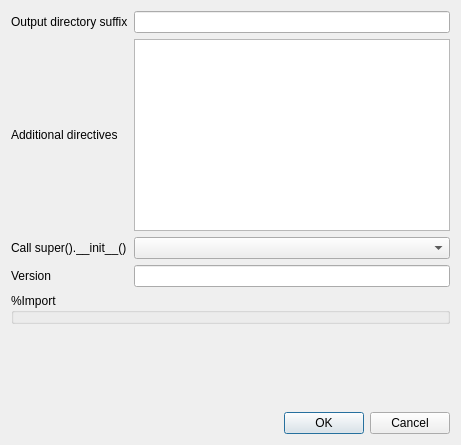
Old version of the form metasip/api_editor/Designer/ModulePropertiesBase.ui in the repository Python-SIP/metasip.
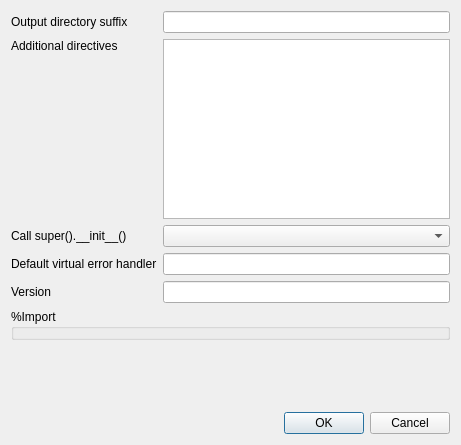
New version of the form.

Commit message: Updated the project format to v7 to include a module's default virtual error handler.

```diff
--- a/metasip/api_editor/Designer/ModulePropertiesBase.ui
+++ b/metasip/api_editor/Designer/ModulePropertiesBase.ui
@@ -16,6 +16,16 @@
   <layout class="QVBoxLayout" name="verticalLayout">
    <item>
     <layout class="QGridLayout" name="gridLayout">
+     <item row="1" column="1">
+      <widget class="QPlainTextEdit" name="additionalDirectives">
+       <property name="lineWrapMode">
+        <enum>QPlainTextEdit::NoWrap</enum>
+       </property>
+      </widget>
+     </item>
+     <item row="2" column="1">
+      <widget class="QComboBox" name="callSuperInitCb"/>
+     </item>
      <item row="0" column="0">
       <widget class="QLabel" name="label">
        <property name="text">
@@ -26,29 +36,19 @@
      <item row="0" column="1">
       <widget class="QLineEdit" name="outputDirSuffix"/>
      </item>
-     <item row="1" column="0">
-      <widget class="QLabel" name="label_2">
-       <property name="text">
-        <string>Additional directives</string>
-       </property>
-      </widget>
-     </item>
-     <item row="1" column="1">
-      <widget class="QPlainTextEdit" name="additionalDirectives">
-       <property name="lineWrapMode">
-        <enum>QPlainTextEdit::NoWrap</enum>
-       </property>
-      </widget>
-     </item>
-     <item row="3" column="0">
+     <item row="4" column="0">
       <widget class="QLabel" name="label_3">
        <property name="text">
         <string>Version</string>
        </property>
       </widget>
      </item>
-     <item row="3" column="1">
-      <widget class="QLineEdit" name="version"/>
+     <item row="1" column="0" alignment="Qt::AlignTop">
+      <widget class="QLabel" name="label_2">
+       <property name="text">
+        <string>Additional directives</string>
+       </property>
+      </widget>
      </item>
      <item row="2" column="0">
       <widget class="QLabel" name="label_4">
@@ -57,8 +57,18 @@
        </property>
       </widget>
      </item>
-     <item row="2" column="1">
-      <widget class="QComboBox" name="callSuperInitCb"/>
+     <item row="4" column="1">
+      <widget class="QLineEdit" name="version"/>
+     </item>
+     <item row="3" column="0">
+      <widget class="QLabel" name="label_5">
+       <property name="text">
+        <string>Default virtual error handler</string>
+       </property>
+      </widget>
+     </item>
+     <item row="3" column="1">
+      <widget class="QLineEdit" name="virtualErrorHandler"/>
      </item>
     </layout>
    </item>
```
Left out of the diff: 2 changed lines with no effect on the pictures. The commit also changes 12 other files.
